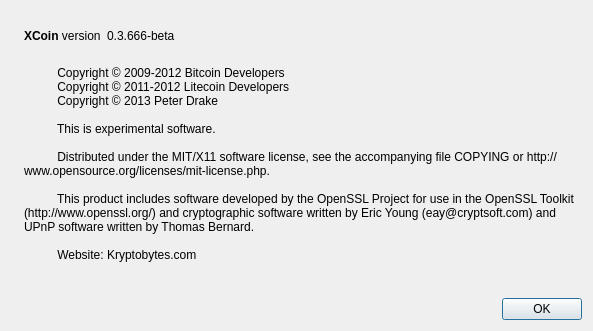
Qt form src/qt/forms/aboutdialog.ui (kryptobytes/NOXI) before a commit.
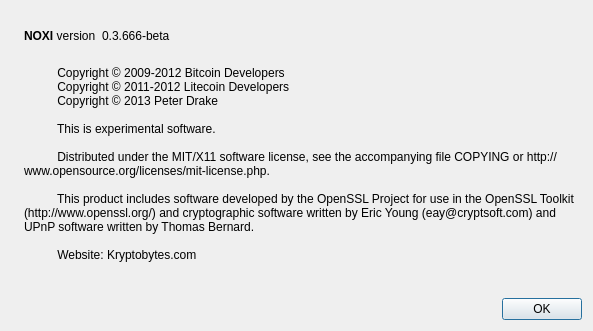
The same form after that commit. Icons and pictures are not drawn.

Commit message: All names changed to NOXI

```diff
--- a/src/qt/forms/aboutdialog.ui
+++ b/src/qt/forms/aboutdialog.ui
@@ -50,7 +50,7 @@
           <cursorShape>IBeamCursor</cursorShape>
          </property>
          <property name="text">
-          <string>&lt;b&gt;XCoin&lt;/b&gt; version</string>
+          <string>&lt;b&gt;NOXI&lt;/b&gt; version</string>
          </property>
          <property name="textInteractionFlags">
           <set>Qt::LinksAccessibleByMouse|Qt::TextSelectableByKeyboard|Qt::TextSelectableByMouse</set>
```
Left out of the diff: 2 changed lines with no effect on the pictures. The commit also changes 49 other files.
